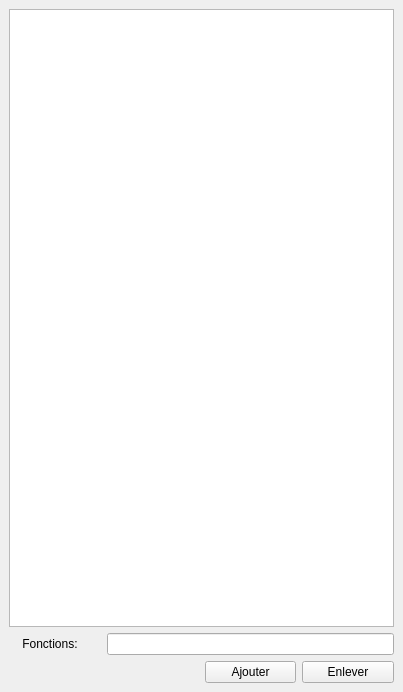
This is ui/listfonction.ui in Jean-ChristopheGagne/TP2-Fonctions-derives as Qt 5 draws it before an edit. The edited form follows.
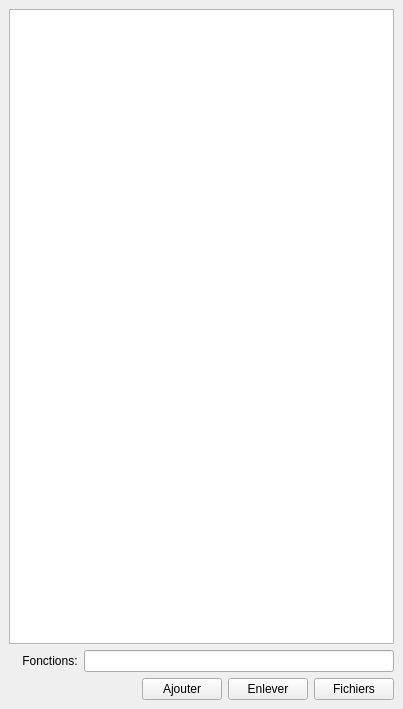
This is the edited form.

Commit message: Implémentation de l'utilisation de fichiers json

Patch:
```diff
--- a/ui/listfonction.ui
+++ b/ui/listfonction.ui
@@ -7,7 +7,7 @@
     <x>0</x>
     <y>0</y>
     <width>403</width>
-    <height>692</height>
+    <height>709</height>
    </rect>
   </property>
   <property name="windowTitle">
@@ -30,23 +30,13 @@
         </property>
        </spacer>
       </item>
-      <item row="3" column="2">
-       <widget class="QPushButton" name="ajouter">
-        <property name="text">
-         <string>Ajouter</string>
-        </property>
-       </widget>
-      </item>
-      <item row="3" column="3">
+      <item row="3" column="4">
        <widget class="QPushButton" name="enlever">
         <property name="text">
          <string>Enlever</string>
         </property>
        </widget>
       </item>
-      <item row="1" column="1" colspan="3">
-       <widget class="QLineEdit" name="lineEdit"/>
-      </item>
       <item row="1" column="0">
        <widget class="QLabel" name="label">
         <property name="text">
@@ -54,9 +44,26 @@
         </property>
        </widget>
       </item>
-      <item row="0" column="0" colspan="4">
+      <item row="3" column="3">
+       <widget class="QPushButton" name="ajouter">
+        <property name="text">
+         <string>Ajouter</string>
+        </property>
+       </widget>
+      </item>
+      <item row="3" column="5">
+       <widget class="QPushButton" name="ajouterFichiers">
+        <property name="text">
+         <string>Fichiers</string>
+        </property>
+       </widget>
+      </item>
+      <item row="0" column="0" colspan="6">
        <widget class="QListView" name="fonctionListView"/>
       </item>
+      <item row="1" column="1" colspan="5">
+       <widget class="QLineEdit" name="lineEdit"/>
+      </item>
      </layout>
     </item>
    </layout>
```
The commit also changes 4 other files.
